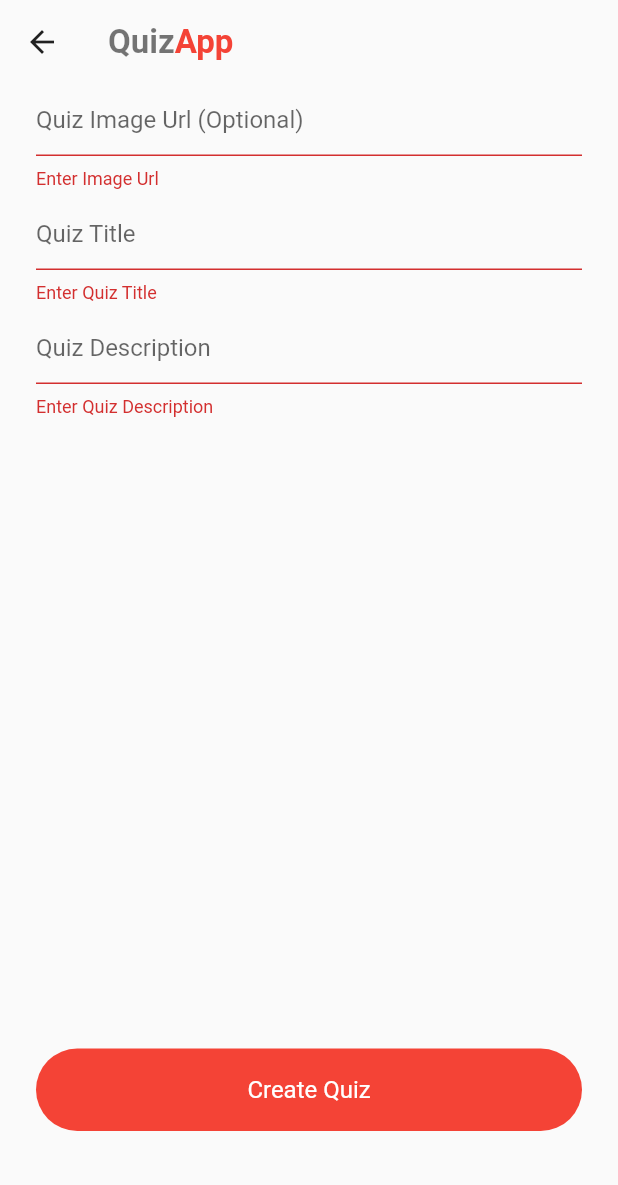
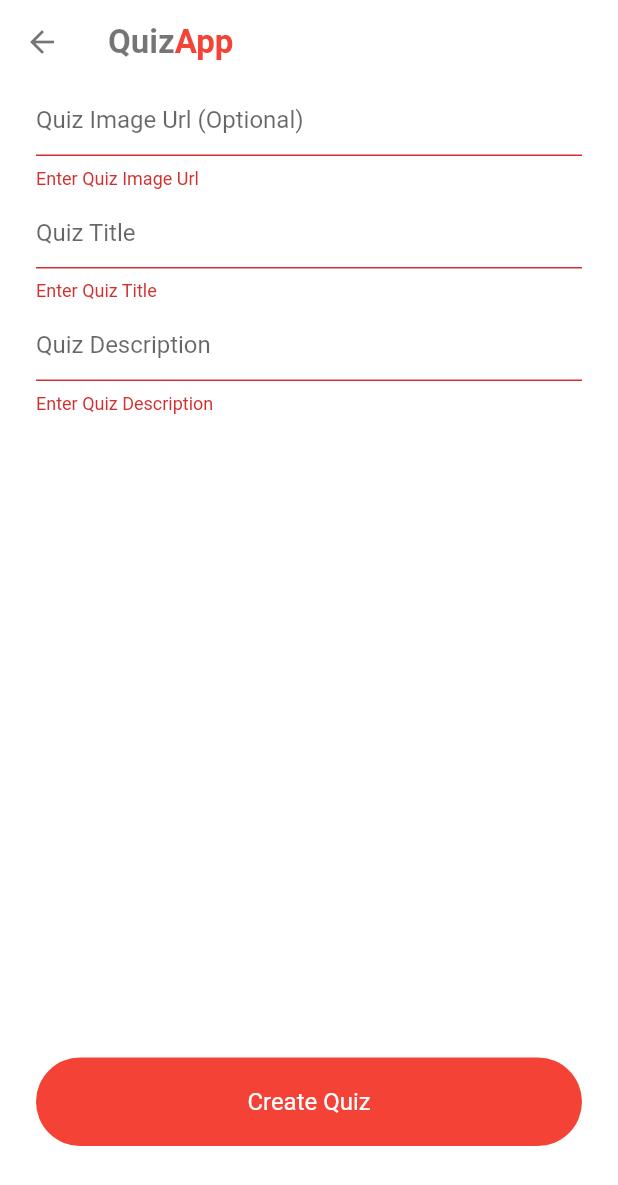
Before and after one commit to MichaelAgustinusS/Quiz_App, a Flutter app: the CreateQuiz screen opened directly, after a tap on "Create Quiz", on a phone screen of 412 x 824 dp. Shown: the top 1185 px of the screen. Run offline on Flutter 3.47's test engine with Material 2 defaults, Android fonts, the phone set to English and light mode, and no system bars; our stand-ins replace cloud_firestore, firebase_auth, random_string, shared_preferences; accounts and stored records are empty.

Commit message:
Update 2

```diff
--- a/lib/views/create_quiz.dart
+++ b/lib/views/create_quiz.dart
@@ -5,60 +5,72 @@ import 'package:quiz_app/widgets/widget.dart';
 import 'package:random_string/random_string.dart';
 
 class CreateQuiz extends StatefulWidget {
+
+
   @override
   _CreateQuizState createState() => _CreateQuizState();
 }
+
 class _CreateQuizState extends State<CreateQuiz> {
+
+  DatabaseService databaseService = new DatabaseService();
   final _formKey = GlobalKey<FormState>();
+
   String quizImgUrl, quizTitle, quizDesc, quizId;
-  DatabaseService databaseService = new DatabaseService();
 
   bool _isLoading = false;
 
-  createQuizOnline() async{
+
+
+  createQuizOnline(){
+
+    quizId = randomAlphaNumeric(16);
     if(_formKey.currentState.validate()){
+
       setState(() {
         _isLoading = true;
       });
-      quizId = randomAlphaNumeric(16);
-      Map<String,String> quizMap = {
-        "quizId" : quizId,
+
+      Map<String, String> quizData = {
         "quizImgUrl" : quizImgUrl,
         "quizTitle" : quizTitle,
         "quizDesc" : quizDesc
       };
-      await databaseService.addQuizData(quizMap, quizId).then((value){
+
+      databaseService.addQuizData(quizData, quizId).then((value){
         setState(() {
           _isLoading = false;
-          Navigator.pushReplacement(
-              context, MaterialPageRoute(builder: (context) => AddQuestion(
-            quizId
-          )));
         });
+        Navigator.pushReplacement(context, MaterialPageRoute(
+            builder: (context) =>  AddQuestion(quizId)
+        ));
       });
     }
   }
 
+
   @override
   Widget build(BuildContext context) {
     return Scaffold(
+      backgroundColor: Colors.white,
       appBar: AppBar(
+        leading: BackButton(
+          color: Colors.black54,
+        ),
         title: appBar(context),
         brightness: Brightness.light,
         elevation: 0.0,
-        iconTheme: IconThemeData(color: Colors.black87),
         backgroundColor: Colors.transparent,
         //brightness: Brightness.li,
       ),
-    body: _isLoading ? Container(
-    child: Center(child: CircularProgressIndicator(),),
-    ) : Form(
+      body: Form(
         key: _formKey,
         child: Container(
           padding: EdgeInsets.symmetric(horizontal: 24),
-        child: Column(children: [
+          child: Column(
+            children: [
             TextFormField(
-            validator: (val) => val.isEmpty ? "Enter Image Url" : null,
+              validator: (val) => val.isEmpty ? "Enter Quiz Image Url" : null,
               decoration: InputDecoration(
                 hintText: "Quiz Image Url (Optional)"
               ),
@@ -66,7 +78,7 @@ class _CreateQuizState extends State<CreateQuiz> {
                 quizImgUrl = val;
               },
             ),
-             SizedBox(height: 6,),
+            SizedBox(height: 5,),
             TextFormField(
               validator: (val) => val.isEmpty ? "Enter Quiz Title" : null,
               decoration: InputDecoration(
@@ -76,9 +88,9 @@ class _CreateQuizState extends State<CreateQuiz> {
                 quizTitle = val;
               },
             ),
-              SizedBox(height: 6,),
+            SizedBox(height: 5,),
             TextFormField(
-              validator: (val) => val.isEmpty ? "Enter Quiz Description":null,
+              validator: (val) => val.isEmpty ? "Enter Quiz Description" : null,
               decoration: InputDecoration(
                   hintText: "Quiz Description"
               ),
@@ -88,17 +100,29 @@ class _CreateQuizState extends State<CreateQuiz> {
             ),
               Spacer(),
               GestureDetector(
-    onTap: (){
+                onTap: () {
                   createQuizOnline();
                 },
-              child: redButton(
-                  context: context,
-                label: "Create Quiz"
-              )),
-              SizedBox(height: 70,),
-
-    ],),
+                child: Container(
+                  alignment: Alignment.center,
+                  width: MediaQuery.of(context).size.width,
+                  padding: EdgeInsets.symmetric(
+                      horizontal: 24, vertical: 20),
+                  decoration: BoxDecoration(
+                      color: Colors.red,
+                      borderRadius: BorderRadius.circular(30)),
+                  child: Text(
+                    "Create Quiz",
+                    style: TextStyle(
+                        fontSize: 16, color: Colors.white),
                   ),
+                ),
+              ),
+              SizedBox(
+                height: 60,
+              ),
+          ],)
+          ,),
       ),
     );
   }
```
Also changed, not shown: 4 other files. Lines whose indentation alone changed are shown as unchanged.
